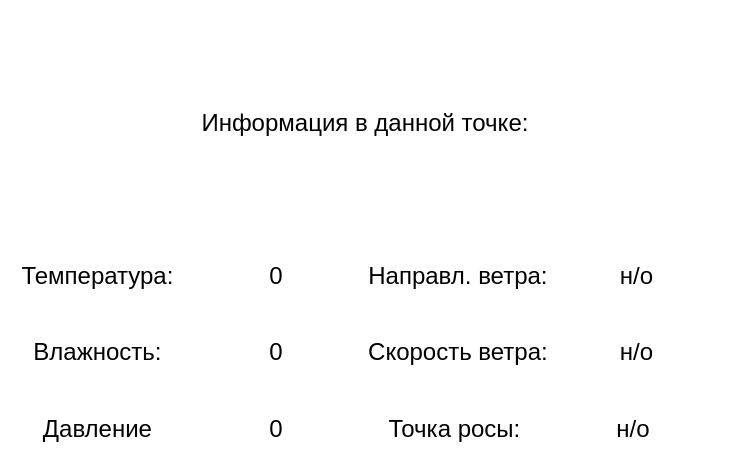
Above: weather_forecast/averagenum.ui from 3614N/weather-forecast before the change. Below: the same form after it.
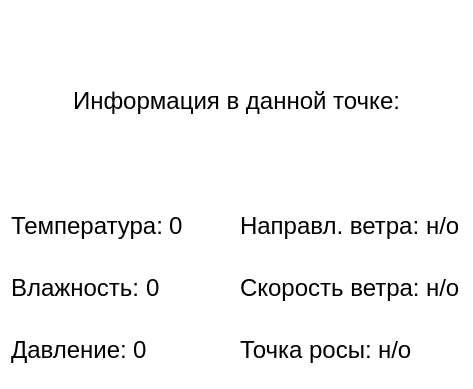
That is the form after the change.

The edit to the form file:
```diff
--- a/weather_forecast/averagenum.ui
+++ b/weather_forecast/averagenum.ui
@@ -6,8 +6,8 @@
    <rect>
     <x>0</x>
     <y>0</y>
-    <width>730</width>
-    <height>475</height>
+    <width>473</width>
+    <height>389</height>
    </rect>
   </property>
   <property name="windowTitle">
@@ -36,14 +36,14 @@
            <item>
             <widget class="QLabel" name="label_2">
              <property name="text">
-              <string>&lt;html&gt;&lt;head/&gt;&lt;body&gt;&lt;p align=&quot;center&quot;&gt;&lt;span style=&quot; font-size:18pt;&quot;&gt;Температура:&lt;/span&gt;&lt;/p&gt;&lt;/body&gt;&lt;/html&gt;</string>
+              <string>&lt;html&gt;&lt;head/&gt;&lt;body&gt;&lt;p&gt;&lt;span style=&quot; font-size:18pt;&quot;&gt;Температура:&lt;/span&gt;&lt;/p&gt;&lt;/body&gt;&lt;/html&gt;</string>
              </property>
             </widget>
            </item>
            <item>
             <widget class="QLabel" name="TempValue">
              <property name="text">
-              <string>&lt;html&gt;&lt;head/&gt;&lt;body&gt;&lt;p align=&quot;center&quot;&gt;&lt;span style=&quot; font-size:18pt;&quot;&gt;0&lt;/span&gt;&lt;/p&gt;&lt;/body&gt;&lt;/html&gt;</string>
+              <string>&lt;html&gt;&lt;head/&gt;&lt;body&gt;&lt;p&gt;&lt;span style=&quot; font-size:18pt;&quot;&gt;0&lt;/span&gt;&lt;/p&gt;&lt;/body&gt;&lt;/html&gt;</string>
              </property>
             </widget>
            </item>
@@ -54,14 +54,14 @@
            <item>
             <widget class="QLabel" name="label_3">
              <property name="text">
-              <string>&lt;html&gt;&lt;head/&gt;&lt;body&gt;&lt;p align=&quot;center&quot;&gt;&lt;span style=&quot; font-size:18pt;&quot;&gt;Влажность:&lt;/span&gt;&lt;/p&gt;&lt;/body&gt;&lt;/html&gt;</string>
+              <string>&lt;html&gt;&lt;head/&gt;&lt;body&gt;&lt;p&gt;&lt;span style=&quot; font-size:18pt;&quot;&gt;Влажность:&lt;/span&gt;&lt;/p&gt;&lt;/body&gt;&lt;/html&gt;</string>
              </property>
             </widget>
            </item>
            <item>
             <widget class="QLabel" name="WetValue">
              <property name="text">
-              <string>&lt;html&gt;&lt;head/&gt;&lt;body&gt;&lt;p align=&quot;center&quot;&gt;&lt;span style=&quot; font-size:18pt;&quot;&gt;0&lt;/span&gt;&lt;/p&gt;&lt;/body&gt;&lt;/html&gt;</string>
+              <string>&lt;html&gt;&lt;head/&gt;&lt;body&gt;&lt;p&gt;&lt;span style=&quot; font-size:18pt;&quot;&gt;0&lt;/span&gt;&lt;/p&gt;&lt;/body&gt;&lt;/html&gt;</string>
              </property>
             </widget>
            </item>
@@ -72,14 +72,14 @@
            <item>
             <widget class="QLabel" name="label_4">
              <property name="text">
-              <string>&lt;html&gt;&lt;head/&gt;&lt;body&gt;&lt;p align=&quot;center&quot;&gt;&lt;span style=&quot; font-size:18pt;&quot;&gt;Давление&lt;/span&gt;&lt;/p&gt;&lt;/body&gt;&lt;/html&gt;</string>
+              <string>&lt;html&gt;&lt;head/&gt;&lt;body&gt;&lt;p&gt;&lt;span style=&quot; font-size:18pt;&quot;&gt;Давление:&lt;/span&gt;&lt;/p&gt;&lt;/body&gt;&lt;/html&gt;</string>
              </property>
             </widget>
            </item>
            <item>
             <widget class="QLabel" name="PressureValue">
              <property name="text">
-              <string>&lt;html&gt;&lt;head/&gt;&lt;body&gt;&lt;p align=&quot;center&quot;&gt;&lt;span style=&quot; font-size:18pt;&quot;&gt;0&lt;/span&gt;&lt;/p&gt;&lt;/body&gt;&lt;/html&gt;</string>
+              <string>&lt;html&gt;&lt;head/&gt;&lt;body&gt;&lt;p&gt;&lt;span style=&quot; font-size:18pt;&quot;&gt;0&lt;/span&gt;&lt;/p&gt;&lt;/body&gt;&lt;/html&gt;</string>
              </property>
             </widget>
            </item>
@@ -94,14 +94,14 @@
            <item>
             <widget class="QLabel" name="label_8">
              <property name="text">
-              <string>&lt;html&gt;&lt;head/&gt;&lt;body&gt;&lt;p align=&quot;center&quot;&gt;&lt;span style=&quot; font-size:18pt;&quot;&gt;Направл. ветра:&lt;/span&gt;&lt;/p&gt;&lt;/body&gt;&lt;/html&gt;</string>
+              <string>&lt;html&gt;&lt;head/&gt;&lt;body&gt;&lt;p&gt;&lt;span style=&quot; font-size:18pt;&quot;&gt;Направл. ветра:&lt;/span&gt;&lt;/p&gt;&lt;/body&gt;&lt;/html&gt;</string>
              </property>
             </widget>
            </item>
            <item>
             <widget class="QLabel" name="windDir">
              <property name="text">
-              <string>&lt;html&gt;&lt;head/&gt;&lt;body&gt;&lt;p align=&quot;center&quot;&gt;&lt;span style=&quot; font-size:18pt;&quot;&gt;н/о&lt;/span&gt;&lt;/p&gt;&lt;/body&gt;&lt;/html&gt;</string>
+              <string>&lt;html&gt;&lt;head/&gt;&lt;body&gt;&lt;p&gt;&lt;span style=&quot; font-size:18pt;&quot;&gt;н/о&lt;/span&gt;&lt;/p&gt;&lt;/body&gt;&lt;/html&gt;</string>
              </property>
             </widget>
            </item>
@@ -112,14 +112,14 @@
            <item>
             <widget class="QLabel" name="label_9">
              <property name="text">
-              <string>&lt;html&gt;&lt;head/&gt;&lt;body&gt;&lt;p align=&quot;center&quot;&gt;&lt;span style=&quot; font-size:18pt;&quot;&gt;Скорость ветра:&lt;/span&gt;&lt;/p&gt;&lt;/body&gt;&lt;/html&gt;</string>
+              <string>&lt;html&gt;&lt;head/&gt;&lt;body&gt;&lt;p&gt;&lt;span style=&quot; font-size:18pt;&quot;&gt;Скорость ветра:&lt;/span&gt;&lt;/p&gt;&lt;/body&gt;&lt;/html&gt;</string>
              </property>
             </widget>
            </item>
            <item>
             <widget class="QLabel" name="WindSpeed">
              <property name="text">
-              <string>&lt;html&gt;&lt;head/&gt;&lt;body&gt;&lt;p align=&quot;center&quot;&gt;&lt;span style=&quot; font-size:18pt;&quot;&gt;н/о&lt;/span&gt;&lt;/p&gt;&lt;/body&gt;&lt;/html&gt;</string>
+              <string>&lt;html&gt;&lt;head/&gt;&lt;body&gt;&lt;p&gt;&lt;span style=&quot; font-size:18pt;&quot;&gt;н/о&lt;/span&gt;&lt;/p&gt;&lt;/body&gt;&lt;/html&gt;</string>
              </property>
             </widget>
            </item>
@@ -130,14 +130,14 @@
            <item>
             <widget class="QLabel" name="label_10">
              <property name="text">
-              <string>&lt;html&gt;&lt;head/&gt;&lt;body&gt;&lt;p align=&quot;center&quot;&gt;&lt;span style=&quot; font-size:18pt;&quot;&gt;Точка росы:&lt;/span&gt;&lt;/p&gt;&lt;/body&gt;&lt;/html&gt;</string>
+              <string>&lt;html&gt;&lt;head/&gt;&lt;body&gt;&lt;p&gt;&lt;span style=&quot; font-size:18pt;&quot;&gt;Точка росы:&lt;/span&gt;&lt;/p&gt;&lt;/body&gt;&lt;/html&gt;</string>
              </property>
             </widget>
            </item>
            <item>
             <widget class="QLabel" name="DewPoint">
              <property name="text">
-              <string>&lt;html&gt;&lt;head/&gt;&lt;body&gt;&lt;p align=&quot;center&quot;&gt;&lt;span style=&quot; font-size:18pt;&quot;&gt;н/о&lt;/span&gt;&lt;/p&gt;&lt;/body&gt;&lt;/html&gt;</string>
+              <string>&lt;html&gt;&lt;head/&gt;&lt;body&gt;&lt;p&gt;&lt;span style=&quot; font-size:18pt;&quot;&gt;н/о&lt;/span&gt;&lt;/p&gt;&lt;/body&gt;&lt;/html&gt;</string>
              </property>
             </widget>
            </item>
```
